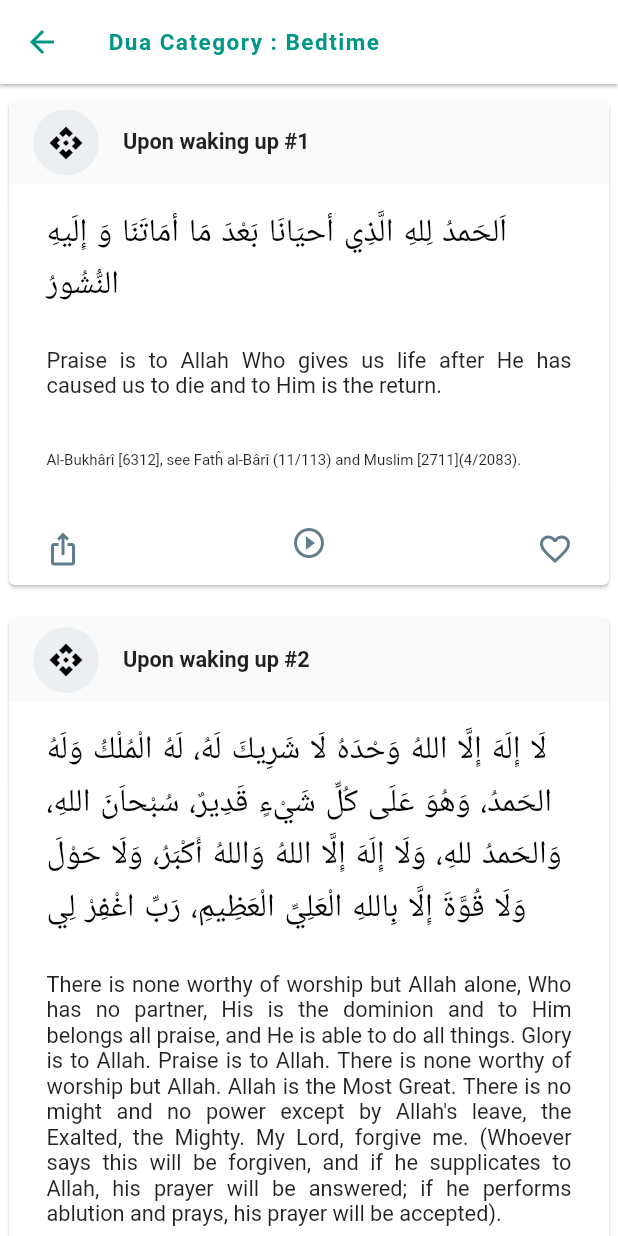
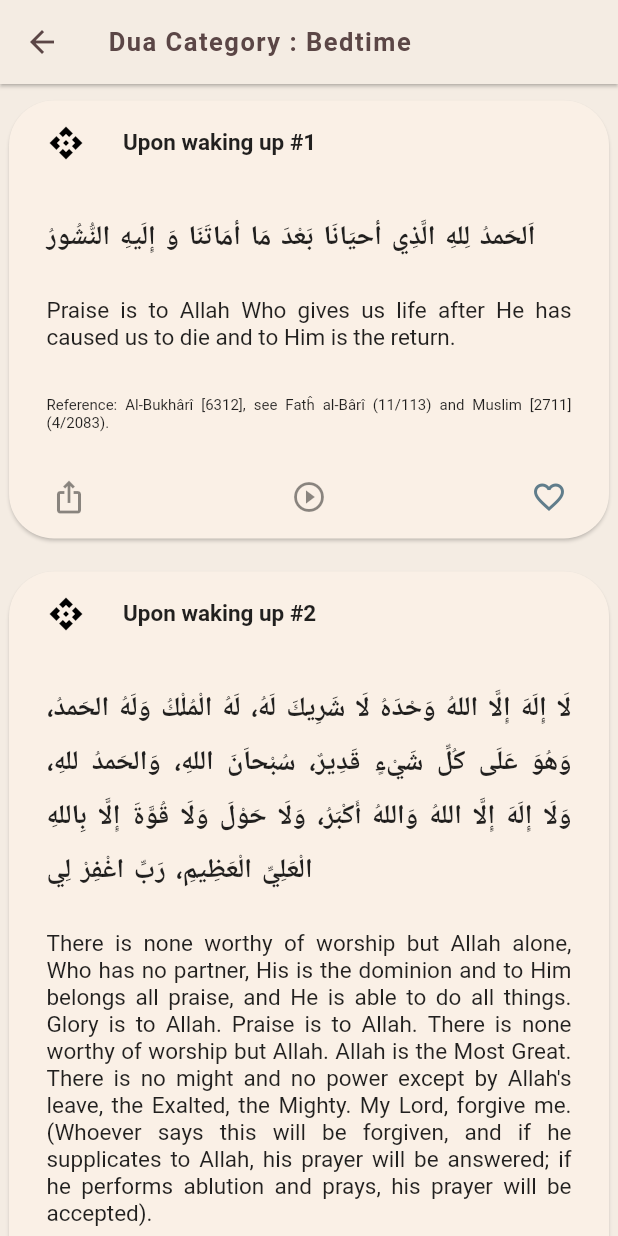
Before and after one commit to sheikhhanif/hisnulmuslim, a Flutter app: the GroupScreen screen opened directly, after a tap on an icon or button, on a phone screen of 412 x 824 dp. Run offline on Flutter 3.47's test engine with Material 2 defaults, Android fonts, the phone set to English and light mode, and no system bars; drawn by our look-alikes of flutter_html; our stand-ins replace flutter_svg, just_audio, share, shared_preferences; missing offline and left inert: simple_html_css; accounts and stored records are empty; Roboto replaces fonts that are missing (Muli).

Commit message:
major ui update

```diff
--- a/lib/main.dart
+++ b/lib/main.dart
@@ -66,7 +66,6 @@ class _MainScreenState extends State<MainScreen> {
 
   BottomNavigationBar buildBottomNavigationBar() {
     return BottomNavigationBar(
-      fixedColor: Colors.blueGrey,
       selectedLabelStyle: TextStyle(fontWeight: FontWeight.bold),
       type: BottomNavigationBarType.fixed,
       currentIndex: _selectedIndex,
--- a/lib/screens/duaContent/duacontent_screen.dart
+++ b/lib/screens/duaContent/duacontent_screen.dart
@@ -14,7 +14,7 @@ class ContentScreen extends StatelessWidget {
       appBar: AppBar(
         title: Text('Dua Category : '+ categoryData[duaData[gid-1].cid-1].name,
             style: TextStyle
-              (fontWeight: FontWeight.bold, fontSize: 15, letterSpacing: 1, ),
+              (fontWeight: FontWeight.bold, fontSize: 17, letterSpacing: 1, ),
           textAlign: TextAlign.left,
         ),
       ),
--- a/lib/screens/duaContent/duas.dart
+++ b/lib/screens/duaContent/duas.dart
@@ -14,7 +14,7 @@ class DuaScreen extends StatelessWidget {
       appBar: AppBar(
         title: Text('Dua Category : '+ categoryData[cid-1].name,
             style: TextStyle
-              (fontWeight: FontWeight.bold, fontSize: 15, letterSpacing: 1, ),
+              (fontWeight: FontWeight.bold, fontSize: 17, letterSpacing: 1, ),
           textAlign: TextAlign.left,
         ),
       ),
--- a/lib/widgets/appbarview.dart
+++ b/lib/widgets/appbarview.dart
@@ -1,9 +1,7 @@
 import 'package:flutter/cupertino.dart';
 import 'package:flutter/material.dart';
 import 'package:hisnulmuslim/screens/search/search_screen.dart';
-import 'package:url_launcher/url_launcher.dart';
 import 'package:url_launcher/url_launcher_string.dart';
-
 
 enum WhyFarther { about }
 
@@ -17,22 +15,19 @@ class BuildAppBar extends StatelessWidget implements PreferredSizeWidget {
       title: Padding(
         padding: const EdgeInsets.all(8.0),
         child: Text(title,
-            style: TextStyle( color: Colors.teal,
+            style: Theme.of(context).textTheme.headline6?.copyWith(
                 fontWeight: FontWeight.bold, letterSpacing: 2, wordSpacing: 1)),
       ),
       actions: [
         IconButton(
           padding: EdgeInsets.only(right: 10),
-          icon: Icon(
-            Icons.search,
-            size: 23,
-          ),
+          icon: Icon(Icons.search, size: 23),
           onPressed: () {
             showSearch(context: context, delegate: CustomSearchDelegate());
           },
         ),
         Container(
-          child: myMenuButton(),
+          child: myMenuButton(context),
         )
       ],
     );
@@ -41,12 +36,17 @@ class BuildAppBar extends StatelessWidget implements PreferredSizeWidget {
   @override
   Size get preferredSize => Size.fromHeight(kToolbarHeight);
 
-  Widget myMenuButton() {
+  Widget myMenuButton(BuildContext context) {
+    var theme = Theme.of(context);
     return PopupMenuButton<WhyFarther>(
-      icon: Icon(Icons.more_vert),
+      shape: RoundedRectangleBorder(
+        borderRadius: BorderRadius.all(Radius.circular(30)),
+      ),
+      icon: Icon(Icons.more_vert, color: Color(0xFF5B4646)),
+      color: theme.scaffoldBackgroundColor, // Set background color to match theme
       offset: Offset(0, 53),
       itemBuilder: (BuildContext context) => <PopupMenuEntry<WhyFarther>>[
-        new PopupMenuItem<WhyFarther>(
+        PopupMenuItem<WhyFarther>(
           child: ListTile(
             title: Text('About'),
             onTap: () {
@@ -55,24 +55,37 @@ class BuildAppBar extends StatelessWidget implements PreferredSizeWidget {
                   context: context,
                   builder: (BuildContext context) => AlertDialog(
                     shape: RoundedRectangleBorder(
-                      borderRadius: BorderRadius.all(Radius.circular(12)),
+                      borderRadius: BorderRadius.all(Radius.circular(40)),
                     ),
-                        content: about(),
+                    backgroundColor: theme.scaffoldBackgroundColor, // Set background color to match theme
+                    content: about(),
                     actions: [
-                      TextButton(
-                          child: const Text("Close", style: TextStyle(color: Colors.teal),),
-                        autofocus: true,
-                        onPressed: (){
+                      Center(
+                        child: TextButton(
+                          style: TextButton.styleFrom(
+                            padding: EdgeInsets.symmetric(horizontal: 30, vertical: 15),
+                            shape: RoundedRectangleBorder(
+                              borderRadius: BorderRadius.circular(30),
+                            ),
+                            elevation: 0.2,
+                            textStyle: TextStyle(
+                              fontSize: 16,
+                              fontWeight: FontWeight.bold,
+                            ),
+                          ),
+                          child: Text("Close", style: TextStyle(color: Theme.of(context).textTheme.bodyText1?.color)),
+                          autofocus: true,
+                          onPressed: (){
                             Navigator.of(context).pop();
-                        },
+                          },
+                        ),
                       )
                     ],
-                      ));
+                  )
+              );
             },
           ),
         ),
-
-
       ],
     );
   }
@@ -83,23 +96,17 @@ class BuildAppBar extends StatelessWidget implements PreferredSizeWidget {
         mainAxisSize: MainAxisSize.min,
         children: [
           Text("Hisnul Muslim", textAlign: TextAlign.center, style: TextStyle(
-            fontSize: 20, fontWeight: FontWeight.bold, color: Colors.teal,
-          ),),
-
+            fontSize: 20, fontWeight: FontWeight.bold,
+          )),
           Padding(padding: EdgeInsets.all(10)),
           Text("Authentic || Simple || Elegant", textAlign: TextAlign.center, style: TextStyle(
-            fontSize: 15, fontWeight: FontWeight.bold, color: Colors.black,
-          ),),
+            fontSize: 15, fontWeight: FontWeight.bold,
+          )),
           Text("\n\nMay Allah (SWT) bless all of us who helped directly or indirectly to create this app and"
-              " May Allah (SWT) forgive our shortcomings - Ameen.\n\n"
-              , textAlign: TextAlign.justify, style: TextStyle(
-            fontSize: 15, color: Colors.black,
-          ),),
-
+              " May Allah (SWT) forgive our shortcomings - Ameen.\n\n",
+              textAlign: TextAlign.justify, style: TextStyle(fontSize: 15)),
           InkWell(
-            child: Text("For any issues, please feel free to contact: hanifiium@gmail.com", textAlign: TextAlign.left, style: TextStyle(
-              fontSize: 15, color: Colors.black,
-            ),),
+            child: Text("For any issues, please feel free to contact: hanifiium@gmail.com", textAlign: TextAlign.left, style: TextStyle(fontSize: 15)),
             onTap: ()async{
               await launchUrlString('mailto:hanifiium@gmail.com');
             },
--- a/lib/widgets/duaCard.dart
+++ b/lib/widgets/duaCard.dart
@@ -13,12 +13,14 @@ import 'package:flutter_html/flutter_html.dart';
 class ContentCardView extends StatefulWidget {
   const ContentCardView({Key? key, required this.duas}) : super(key: key);
   final List<DContent> duas;
+
   @override
   _ContentCardViewState createState() => _ContentCardViewState();
 }
 
 class _ContentCardViewState extends State<ContentCardView> {
-  AudioPlayer audioPlayer =  new AudioPlayer();
+  AudioPlayer audioPlayer = new AudioPlayer();
+
   @override
   Widget build(BuildContext context) {
     return Center(
@@ -26,10 +28,10 @@ class _ContentCardViewState extends State<ContentCardView> {
         children: [
           Expanded(
             child: ListView.builder(
-              itemBuilder: (context, position) {
-                return _buildCard(widget.duas[position]);
+              itemCount: widget.duas.length,
+              itemBuilder: (context, index) {
+                return _buildCard(widget.duas[index]);
               },
-              itemCount: widget.duas.length,
             ),
           ),
         ],
@@ -37,83 +39,74 @@ class _ContentCardViewState extends State<ContentCardView> {
     );
   }
 
-  Widget _buildCard(DContent dua){
-    var rt = HTML.toTextSpan(context, dua.ar_dua,
-        defaultTextStyle: TextStyle(
-          fontSize: 25,
-          fontFamily: 'Scheherazade',
-          fontWeight: FontWeight.w500,
-        ));
-    var en_tr = HTML.toTextSpan(context, dua.en_trans, defaultTextStyle: TextStyle(fontSize: 17, ));
+  Widget _buildCard(DContent dua) {
+    var rt = HTML.toTextSpan(context, dua.ar_dua, defaultTextStyle: TextStyle(fontSize: 25, fontFamily: 'Scheherazade', fontWeight: FontWeight.w500));
+    var en_tr = HTML.toTextSpan(context, dua.en_trans, defaultTextStyle: TextStyle(fontSize: 17));
     var dualist = Provider.of<FavProvider>(context).duas;
 
     return Padding(
       padding: const EdgeInsets.all(3.0),
       child: Card(
+        elevation: 1,
+        shape: RoundedRectangleBorder(
+          borderRadius: BorderRadius.circular(30),
+        ),
         margin: EdgeInsets.symmetric(vertical: 8.0, horizontal: 3),
-          elevation: 1,
         child: Column(
           children: [
-              ListTile(
-                tileColor: Colors.grey.shade50,
+            Material(
+              color: Colors.transparent,
+              child: Ink(
+                decoration: BoxDecoration(
+                  borderRadius: BorderRadius.only(
+                    topLeft: Radius.circular(30),
+                    topRight: Radius.circular(30),
+                  ),
+                ),
+                child: ListTile(
                   leading: Container(
                     padding: EdgeInsets.all(10),
-                  child: new Icon(
-                    Icons.api_outlined,
-                    color: Colors.black,
-
+                    decoration: BoxDecoration(
+                      shape: BoxShape.circle,
                     ),
-                  decoration: new BoxDecoration (
-                      shape: BoxShape.circle,
-                      color: Colors.blueGrey.shade50,
+                    child: Icon(Icons.api_outlined, color: Colors.black),
                   ),
-                ),
-
-                title: Row(
-                  children: [
-                    Expanded(
-
-                      child: Text(
+                  title: Text(
                     dua.subtitle,
-                        style: TextStyle(fontWeight: FontWeight.bold, fontSize: 14.5),
+                    style: TextStyle(fontWeight: FontWeight.w600, fontSize: 15),
                     maxLines: 5,
                     textDirection: TextDirection.ltr,
                   ),
                 ),
-                  ],
               ),
             ),
-
             ListTile(
               title: Padding(
                 padding: const EdgeInsets.all(1.0),
                 child: Html(
                   data: dua.ar_dua, style: {
                   "body": Style(
-                        fontSize: FontSize(21.5),
+                    fontSize: FontSize(18.0), // Slightly larger font size
                     direction: TextDirection.rtl,
                     fontFamily: 'Scheherazade',
-                        fontWeight: FontWeight.w500,
-                        lineHeight: LineHeight.em(1.6),
-                        color: Colors.black,
-                        wordSpacing: 1.2,
-                        letterSpacing: 1.2
+                    fontWeight: FontWeight.w600, // Slightly bolder to improve readability
+                    lineHeight: LineHeight.em(2), // Increased line height for clarity
+                    textAlign: TextAlign.justify, // Justify text for a cleaner look
+                    wordSpacing: 2, // Slightly more space between words
+                    letterSpacing: 1, // Adjust letter spacing for better legibility
                   )
                 },
                 ),
               ),
             ),
-
-
             ListTile(
               title: Padding(
                 padding: const EdgeInsets.all(1.0),
                 child: Html(
                   data: dua.en_trans, style: {
                   "body": Style(
-                      fontSize: FontSize(14.5),
+                    fontSize: FontSize(15),
                     direction: TextDirection.ltr,
-                      color: Colors.black87,
                     textAlign: TextAlign.justify,
                   )
                 },
@@ -124,106 +117,72 @@ class _ContentCardViewState extends State<ContentCardView> {
               title: Padding(
                 padding: const EdgeInsets.all(1.0),
                 child: Html(
-                    data: dua.en_ref, style: {
+                  data: "Reference:\n" + dua.en_ref, style: {
                   "body": Style(
                     fontSize: FontSize(10),
+                    textAlign: TextAlign.justify
                   )
                 },
                 ),
               ),
             ),
-
             ListTile(
               title: Row(
                 mainAxisAlignment: MainAxisAlignment.spaceBetween,
-                  crossAxisAlignment: CrossAxisAlignment.center,
                 children:[
                   IconButton(
-                      icon: Icon(
-                        Icons.ios_share,
-                        color: Colors.blueGrey,
-                      ),
-                      alignment: Alignment.bottomLeft,
-                      onPressed:(){
-                        String ss = dua.subtitle + '\n\n'
-                            + rt.toPlainText() + '\n\n' + en_tr.toPlainText() + '\n\n'+
-                            dua.en_ref;
+                    icon: Icon(Icons.ios_share),
+                    onPressed: (){
+                      String ss = dua.subtitle + '\n\n' + rt.toPlainText() + '\n\n' + en_tr.toPlainText() + '\n\n' + dua.en_ref;
                       Share.share(ss);
                     },
-
                   ),
-
-                    Container(
-                      child: _buildaudio(dua),
-                    ) ,
-
+                  _buildaudio(dua),
                   IconButton(
                     icon: Icon(
                       dualist.contains(dua) ? Icons.favorite : Icons.favorite_border,
                       color: dualist.contains(dua) ? Colors.blueGrey : Colors.blueGrey,
                     ),
-                      onPressed:(){
+                    onPressed: (){
                       if (dualist.contains(dua)) {
-                          Provider.of<FavProvider>(context, listen: false)
-                              .remove(dua);
+                        Provider.of<FavProvider>(context, listen: false).remove(dua);
                       } else {
-                          Provider.of<FavProvider>(context, listen: false)
-                              .add(dua);
+                        Provider.of<FavProvider>(context, listen: false).add(dua);
                       }
                     },
-                      alignment: Alignment.bottomRight,
-
                   ),
                 ],
               ),
-              )
+            ),
           ],
-          )
+        ),
       ),
     );
   }
 
-  @override
-  void dispose(){
-    audioPlayer.dispose();
-    super.dispose();
-  }
-
-  void mplay(){
-    audioPlayer.play();
-  }
-  void mstop(){
-    audioPlayer.stop();
-  }
-  @override
-  Widget? _buildaudio(DContent dua){
-
+  Widget _buildaudio(DContent dua) {
     final _pl = Provider.of<FavProvider>(context, listen: false).dua_id;
     final spl = _pl.contains(dua.id);
 
-    if (dua.audio !=""){
+    if (dua.audio != ""){
       return IconButton(
-        icon: Icon(spl?Icons.pause: Icons.play_circle_outline_sharp,
-            color: Colors.blueGrey),
-        onPressed: ()  async{
-            if(spl){
+        icon: Icon(spl ? Icons.pause : Icons.play_circle_outline_sharp),
+        onPressed: () async {
+          if(spl) {
             Provider.of<FavProvider>(context, listen: false).remove_id(dua.id);
             mstop();
-            }
-            else {
+          } else {
             Provider.of<FavProvider>(context, listen: false).add_id(dua.id);
             audioPlayer.setAsset('assets/audio/${dua.audio}');
             audioPlayer.setSpeed(0.9);
             mplay();
-                if(_pl.length>1){
+            if(_pl.length > 1) {
               _pl.remove(_pl.first);
             }
             audioPlayer.playerStateStream.listen((state) {
-                  switch (state.processingState) {
-                    case ProcessingState.completed:
-                      if(mounted){
-                        Provider.of<FavProvider>(context, listen: false)
-                            .remove_id(dua.id);
+              if(state.processingState == ProcessingState.completed) {
+                if(mounted) {
+                  Provider.of<FavProvider>(context, listen: false).remove_id(dua.id);
                   audioPlayer.stop();
                 }
               }
@@ -232,6 +191,20 @@ class _ContentCardViewState extends State<ContentCardView> {
         },
       );
     }
-    return null;
+    return Container();
+  }
+
+  @override
+  void dispose() {
+    audioPlayer.dispose();
+    super.dispose();
+  }
+
+  void mplay() {
+    audioPlayer.play();
+  }
+
+  void mstop() {
+    audioPlayer.stop();
   }
 }
--- a/lib/widgets/group_listview.dart
+++ b/lib/widgets/group_listview.dart
@@ -1,7 +1,6 @@
 import 'package:flutter/material.dart';
 import 'package:hisnulmuslim/model/dua_group.dart';
 import 'package:hisnulmuslim/screens/duaContent/duacontent_screen.dart';
-
 
 class GroupListView extends StatelessWidget {
   GroupListView({Key? key, required this.duas}) : super(key: key);
@@ -9,14 +8,19 @@ class GroupListView extends StatelessWidget {
 
   @override
   Widget build(BuildContext context) {
+    // Sepia theme colors
+    Color textColor = Color(0xFF5B4646); // Dark brown color for text
+    Color circleBackColor = Color(0xFFD2B48C); // Light sepia color for circle backgrounds
+
     return Container(
       child: ListView.builder(
         padding: const EdgeInsets.all(5),
-        itemBuilder: (BuildContext context,  index) {
+        itemBuilder: (BuildContext context, index) {
           final PageController controller = PageController(initialPage: index);
 
           return Card(
-            elevation: 0.6,
+              color: Color(0xFFF4ECE3), // Sepia background color for card
+              elevation: 0.6,
               child: Column(
                 crossAxisAlignment: CrossAxisAlignment.end,
                 children: [
@@ -25,25 +29,24 @@ class GroupListView extends StatelessWidget {
                     child: ListTile(
                       leading: Container(
                         padding: EdgeInsets.all(12),
-                        child: new Text (
+                        child: new Text(
                             "${duas[index].id}",
                             textAlign: TextAlign.center,
                             style: new TextStyle(
-                              color: Colors.black
+                                color: textColor // Use sepia text color here
                             )
                         ),
-                        decoration: new BoxDecoration (
+                        decoration: new BoxDecoration(
                             shape: BoxShape.circle,
-                            color: Colors.black12
+                            color: circleBackColor // Light sepia color for circle background
                         ),
                       ),
-
                       title: Row(
                         children: [
                           Expanded(
                             child: Text(
                               duas[index].name,
-                              style: TextStyle(fontSize: 14.5, fontWeight: FontWeight.w500),
+                              style: TextStyle(fontSize: 15, fontWeight: FontWeight.w600, color: textColor), // Sepia text color
                               maxLines: 3,
                               textDirection: TextDirection.ltr,
                             ),
@@ -63,7 +66,6 @@ class GroupListView extends StatelessWidget {
                             )
                         );
                       },
-
                     ),
                   ),
                 ],
--- a/pubspec.yaml
+++ b/pubspec.yaml
@@ -15,7 +15,7 @@ publish_to: 'none' # Remove this line if you wish to publish to pub.dev
 # In iOS, build-name is used as CFBundleShortVersionString while build-number used as CFBundleVersion.
 # Read more about iOS versioning at
 # https://developer.apple.com/library/archive/documentation/General/Reference/InfoPlistKeyReference/Articles/CoreFoundationKeys.html
-version: 1.0.0+2
+version: 1.0.0+3
 
 environment:
   sdk: ">=2.12.0 <3.0.0"
```
Also changed, not shown: lib/screens/home/home_screen.dart (+16 -18 lines), lib/screens/search/search_screen.dart (+39 -21 lines), lib/theme.dart (+38 -12 lines), 7 other files. Lines whose indentation alone changed are shown as unchanged.
